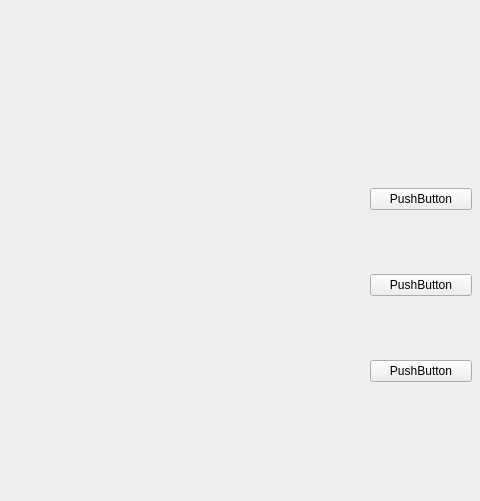
ccccccc7/cqt, file ui/main_window.ui: the form before one commit; both pictures show x 320 to 800 and y 0 to 501 of the 800 by 600 pixel window.
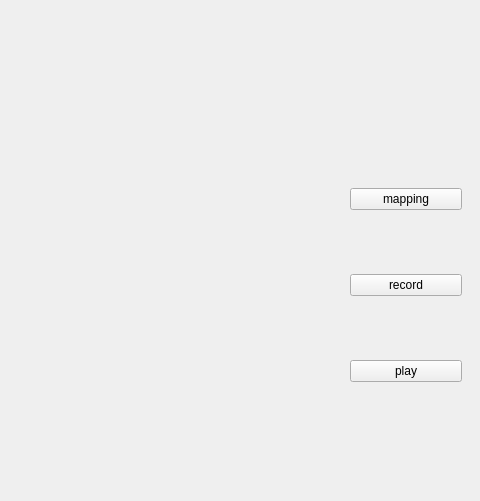
The form after the commit.

What changed in the file:
```diff
--- a/ui/main_window.ui
+++ b/ui/main_window.ui
@@ -17,9 +17,9 @@
    <widget class="QWidget" name="layoutWidget">
     <property name="geometry">
      <rect>
-      <x>690</x>
+      <x>670</x>
       <y>130</y>
-      <width>102</width>
+      <width>112</width>
       <height>311</height>
      </rect>
     </property>
@@ -27,21 +27,21 @@
      <item>
       <widget class="QPushButton" name="pushButton">
        <property name="text">
-        <string>PushButton</string>
+        <string>mapping</string>
        </property>
       </widget>
      </item>
      <item>
       <widget class="QPushButton" name="pushButton_2">
        <property name="text">
-        <string>PushButton</string>
+        <string>record</string>
        </property>
       </widget>
      </item>
      <item>
       <widget class="QPushButton" name="pushButton_3">
        <property name="text">
-        <string>PushButton</string>
+        <string>play</string>
        </property>
       </widget>
      </item>
```
Left out of the diff: 6 changed lines with no effect on the pictures.
